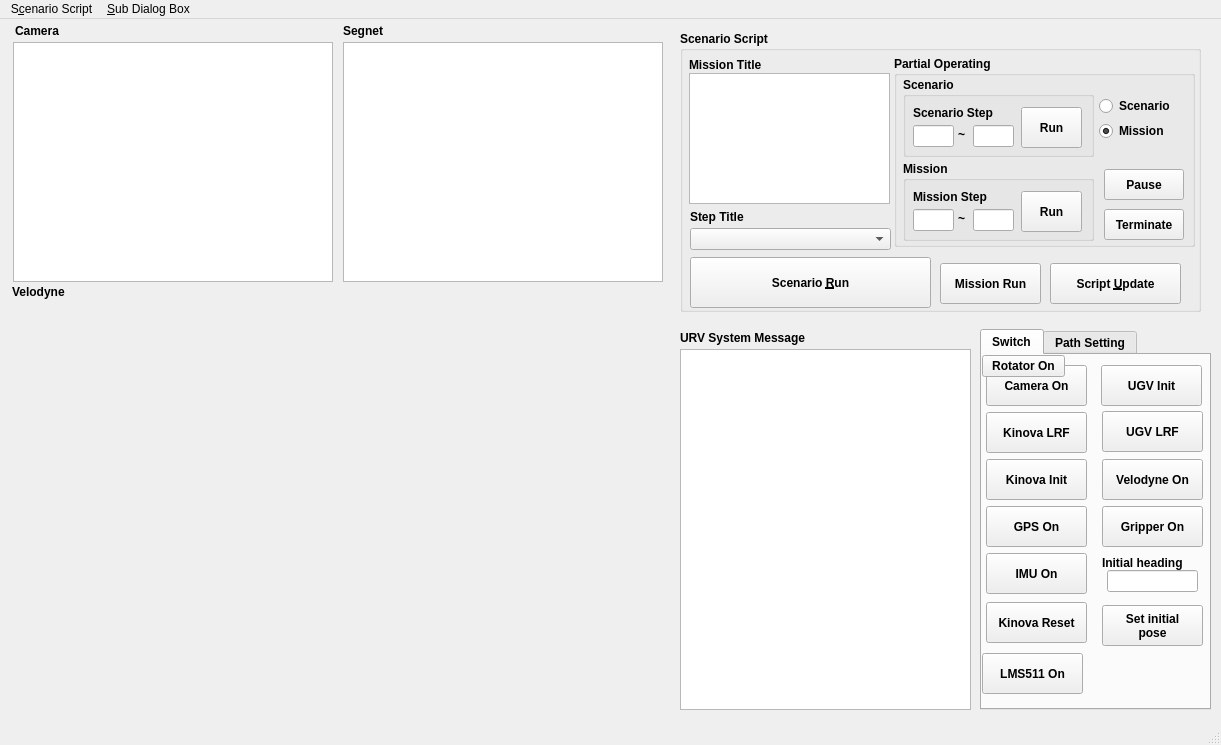
This is EurecarURV_Dlg.ui in Jun-Hong-7794/Eurecar-URV as Qt 5 draws it before an edit. The edited form follows.
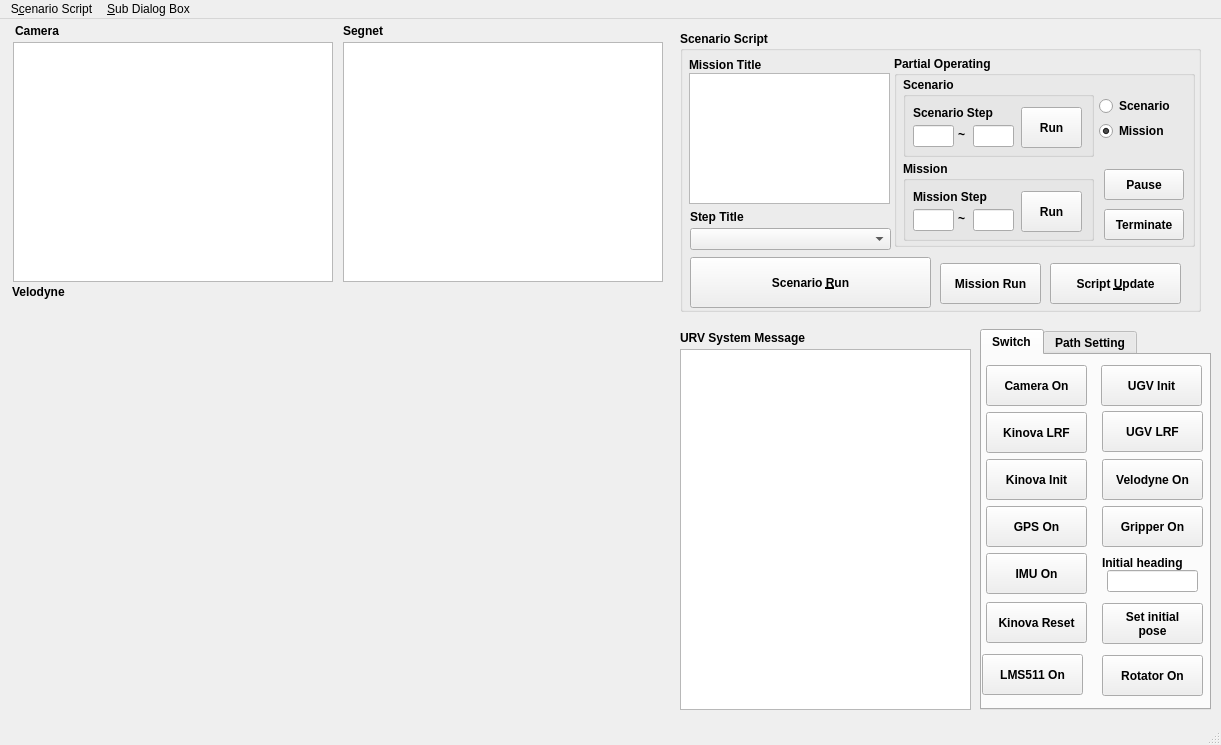
This is the edited form. Custom widgets are drawn as their Qt base class.

```diff
--- a/EurecarURV_Dlg.ui
+++ b/EurecarURV_Dlg.ui
@@ -649,7 +649,7 @@
       <property name="geometry">
        <rect>
         <x>120</x>
-        <y>250</y>
+        <y>248</y>
         <width>101</width>
         <height>41</height>
        </rect>
@@ -663,7 +663,7 @@
       <property name="geometry">
        <rect>
         <x>0</x>
-        <y>298</y>
+        <y>299</y>
         <width>101</width>
         <height>41</height>
        </rect>
@@ -675,10 +675,10 @@
      <widget class="QPushButton" name="bt_rotator">
       <property name="geometry">
        <rect>
-        <x>0</x>
-        <y>0</y>
-        <width>83</width>
-        <height>22</height>
+        <x>120</x>
+        <y>300</y>
+        <width>101</width>
+        <height>41</height>
        </rect>
       </property>
       <property name="text">
```
Left out of the diff: 2 changed lines with no effect on the pictures.
